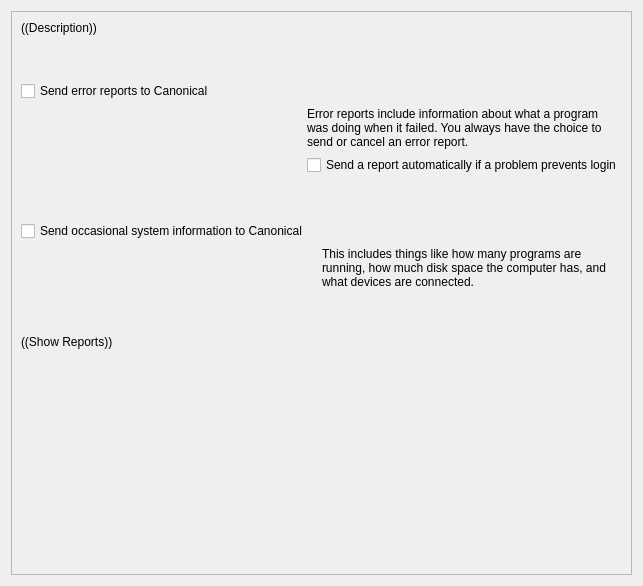
Above: src/Module.ui from KDE/whoopsie-kcm before the change. Below: the same form after it.
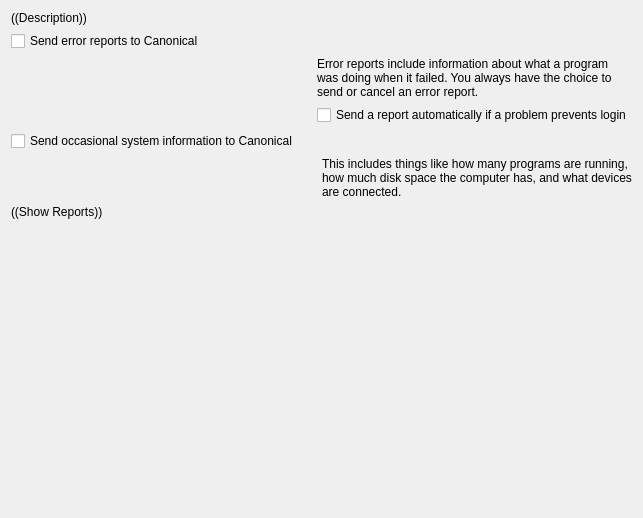
That is the form after the change.

Patch:
```diff
--- a/src/Module.ui
+++ b/src/Module.ui
@@ -7,23 +7,11 @@
     <x>0</x>
     <y>0</y>
     <width>643</width>
-    <height>586</height>
+    <height>518</height>
    </rect>
   </property>
   <layout class="QVBoxLayout" name="verticalLayout_2">
    <item>
-    <widget class="QFrame" name="frame">
-     <property name="frameShape">
-      <enum>QFrame::StyledPanel</enum>
-     </property>
-     <property name="frameShadow">
-      <enum>QFrame::Plain</enum>
-     </property>
-     <property name="lineWidth">
-      <number>0</number>
-     </property>
-     <layout class="QVBoxLayout" name="verticalLayout_3">
-      <item>
        <widget class="QLabel" name="headingLabel">
         <property name="text">
          <string notr="true">((Description))</string>
@@ -33,22 +21,6 @@
         </property>
        </widget>
       </item>
-      <item>
-       <spacer name="verticalSpacer_2">
-        <property name="orientation">
-         <enum>Qt::Vertical</enum>
-        </property>
-        <property name="sizeType">
-         <enum>QSizePolicy::Preferred</enum>
-        </property>
-        <property name="sizeHint" stdset="0">
-         <size>
-          <width>20</width>
-          <height>40</height>
-         </size>
-        </property>
-       </spacer>
-      </item>
       <item>
        <widget class="QCheckBox" name="crashesCheckBox">
         <property name="text">
@@ -76,7 +48,7 @@
           <item>
            <widget class="QLabel" name="crashesDescriptionLabel">
             <property name="sizePolicy">
-             <sizepolicy hsizetype="Expanding" vsizetype="Preferred">
+          <sizepolicy hsizetype="Expanding" vsizetype="Minimum">
               <horstretch>0</horstretch>
               <verstretch>0</verstretch>
              </sizepolicy>
@@ -100,22 +72,6 @@
         </item>
        </layout>
       </item>
-      <item>
-       <spacer name="verticalSpacer_3">
-        <property name="orientation">
-         <enum>Qt::Vertical</enum>
-        </property>
-        <property name="sizeType">
-         <enum>QSizePolicy::Preferred</enum>
-        </property>
-        <property name="sizeHint" stdset="0">
-         <size>
-          <width>20</width>
-          <height>40</height>
-         </size>
-        </property>
-       </spacer>
-      </item>
       <item>
        <widget class="QCheckBox" name="metricsCheckBox">
         <property name="text">
@@ -141,7 +97,7 @@
         <item>
          <widget class="QLabel" name="metricsDescriptionLabel">
           <property name="sizePolicy">
-           <sizepolicy hsizetype="Expanding" vsizetype="Preferred">
+        <sizepolicy hsizetype="Expanding" vsizetype="Minimum">
             <horstretch>0</horstretch>
             <verstretch>0</verstretch>
            </sizepolicy>
@@ -157,37 +113,20 @@
        </layout>
       </item>
       <item>
-       <spacer name="verticalSpacer_4">
-        <property name="orientation">
-         <enum>Qt::Vertical</enum>
-        </property>
-        <property name="sizeType">
-         <enum>QSizePolicy::Preferred</enum>
-        </property>
-        <property name="sizeHint" stdset="0">
-         <size>
-          <width>20</width>
-          <height>40</height>
-         </size>
-        </property>
-       </spacer>
-      </item>
-      <item>
-       <layout class="QHBoxLayout" name="horizontalLayout">
-        <item>
          <widget class="QLabel" name="previousReportsLabel">
           <property name="text">
            <string notr="true">((Show Reports))</string>
           </property>
          </widget>
         </item>
-       </layout>
-      </item>
       <item>
        <spacer name="verticalSpacer">
         <property name="orientation">
          <enum>Qt::Vertical</enum>
         </property>
+     <property name="sizeType">
+      <enum>QSizePolicy::MinimumExpanding</enum>
+     </property>
         <property name="sizeHint" stdset="0">
          <size>
           <width>1</width>
@@ -195,9 +134,6 @@
          </size>
         </property>
        </spacer>
-      </item>
-     </layout>
-    </widget>
    </item>
   </layout>
  </widget>
```
Lines whose indentation alone changed are shown as unchanged.
